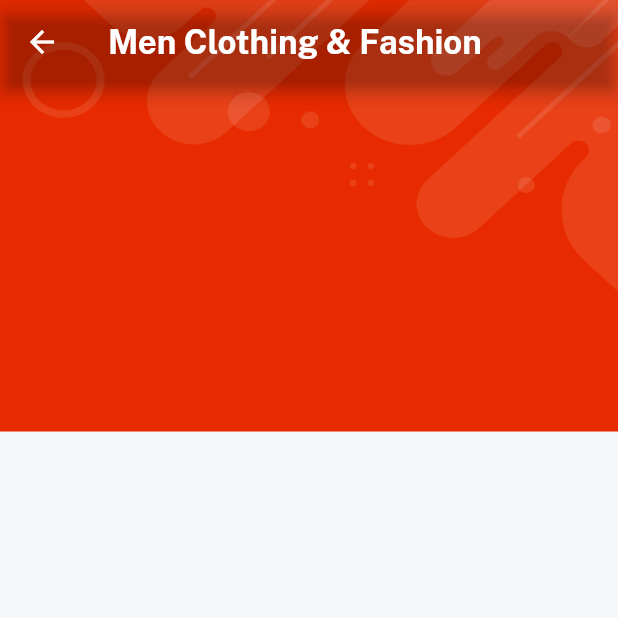
After one commit to ZubairKhan94049/eMart-eCommerce-APP, a Flutter app: the CategoryScreen screen opened directly, after a tap on "Men Clothing & Fashion", on a phone screen of 412 x 824 dp, the top half of it. The commit adds this screen. Run offline on Flutter 3.47's test engine with Material 2 defaults, Android fonts, the phone set to English and light mode, and no system bars; our stand-ins replace get.

Commit message:
category deaties screen --lecture 06 10:57

```diff
--- /dev/null
+++ b/lib/views/navigation_screen/category_screen/category_detailes_screen.dart
@@ -0,0 +1,37 @@
+import 'package:e_commerce/consts/consts.dart';
+import 'package:e_commerce/widget_common/bg_widget.dart';
+import 'package:e_commerce/widget_common/largetext_widget.dart';
+
+class CategoryDetailes extends StatelessWidget {
+  const CategoryDetailes({
+    super.key,
+    required this.title,
+  });
+
+  final String title;
+
+  @override
+  Widget build(BuildContext context) {
+    return bgWidget(
+        child: Scaffold(
+      appBar: AppBar(
+        title: LargeText(
+          text: title,
+          fontFamily: bold,
+        ),
+      ),
+      body: Container(
+        padding: const EdgeInsets.all(12),
+        child: Column(
+          children: [
+            Row(
+              children: [
+
+              ],
+            )
+          ],
+        ),
+      ),
+    ));
+  }
+}
--- a/lib/views/navigation_screen/category_screen/category_screen.dart
+++ b/lib/views/navigation_screen/category_screen/category_screen.dart
@@ -1,8 +1,10 @@
 import 'package:e_commerce/consts/consts.dart';
 import 'package:e_commerce/consts/lists.dart';
+import 'package:e_commerce/views/navigation_screen/category_screen/category_detailes_screen.dart';
 import 'package:e_commerce/widget_common/bg_widget.dart';
 import 'package:e_commerce/widget_common/largetext_widget.dart';
 import 'package:e_commerce/widget_common/smalltext_widget.dart';
+import 'package:get/route_manager.dart';
 
 class CategoryScreen extends StatelessWidget {
   const CategoryScreen({super.key});
@@ -32,6 +34,11 @@ class CategoryScreen extends StatelessWidget {
                   color: Colors.white,
                   borderRadius: BorderRadius.circular(10),
                 ),
+                child: InkWell(
+                  onTap: () {
+                    Get.to(
+                        () => CategoryDetailes(title: categoriesList[index]));
+                  },
                   child: Column(
                     // mainAxisAlignment: MainAxisAlignment.center,
                     // crossAxisAlignment: CrossAxisAlignment.center,
@@ -56,6 +63,7 @@ class CategoryScreen extends StatelessWidget {
                       ),
                     ],
                   ),
+                ),
               );
             },
           ),
```
Lines whose indentation alone changed are shown as unchanged.
